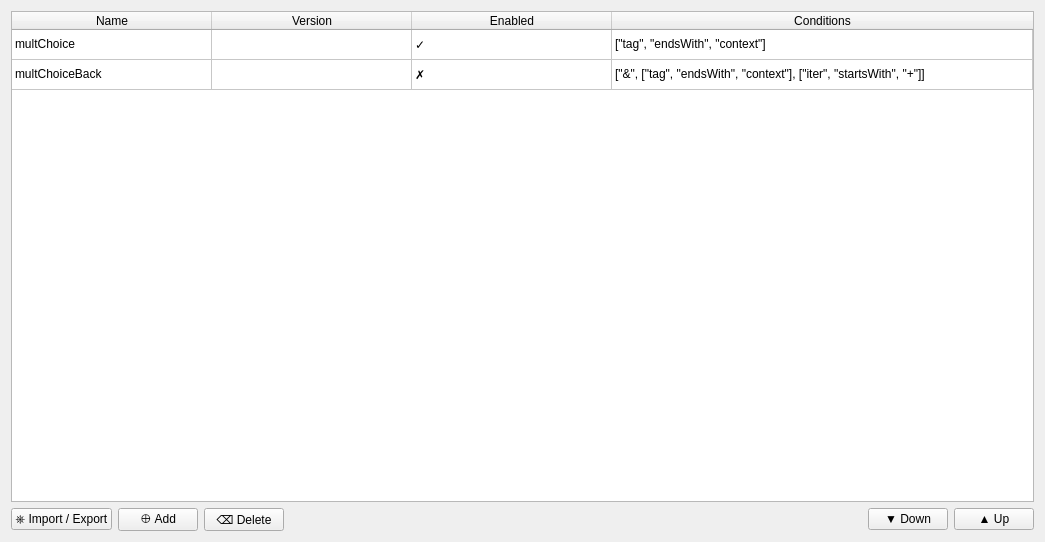
First picture: the form in src/gui_config/sm_script_tab.ui, repository hgiesel/anki_asset_manager, before the edit.
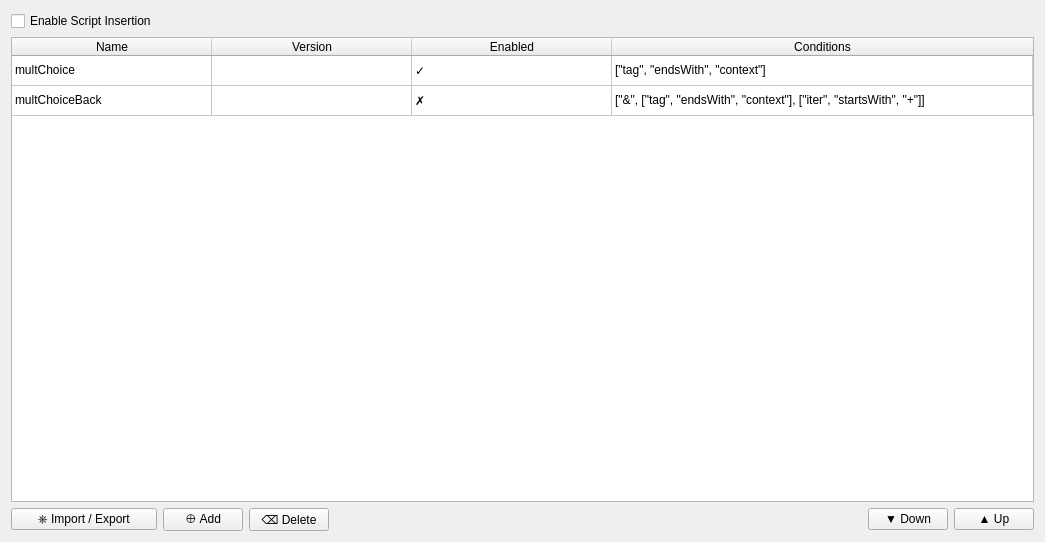
Second picture: the form after the edit.

What changed in the file:
```diff
--- a/src/gui_config/sm_script_tab.ui
+++ b/src/gui_config/sm_script_tab.ui
@@ -14,7 +14,14 @@
    <string>Form</string>
   </property>
   <layout class="QGridLayout" name="gridLayout">
-   <item row="2" column="3">
+   <item row="4" column="4">
+    <widget class="QPushButton" name="downPushButton">
+     <property name="text">
+      <string>▼ Down</string>
+     </property>
+    </widget>
+   </item>
+   <item row="4" column="3">
     <spacer name="horizontalSpacer">
      <property name="orientation">
       <enum>Qt::Horizontal</enum>
@@ -27,28 +34,28 @@
      </property>
     </spacer>
    </item>
-   <item row="2" column="4">
-    <widget class="QPushButton" name="downPushButton">
-     <property name="text">
-      <string>▼ Down</string>
-     </property>
-    </widget>
-   </item>
-   <item row="2" column="1">
+   <item row="4" column="1">
     <widget class="QPushButton" name="addPushButton">
      <property name="text">
       <string>⊕ Add</string>
      </property>
     </widget>
    </item>
-   <item row="2" column="2">
+   <item row="4" column="2">
     <widget class="QPushButton" name="deletePushButton">
      <property name="text">
       <string>⌫ Delete</string>
      </property>
     </widget>
    </item>
-   <item row="2" column="5">
+   <item row="4" column="0">
+    <widget class="QPushButton" name="importButton">
+     <property name="text">
+      <string>⎈ Import / Export</string>
+     </property>
+    </widget>
+   </item>
+   <item row="4" column="5">
     <widget class="QPushButton" name="upPushButton">
      <property name="text">
       <string>▲ Up</string>
@@ -56,13 +63,13 @@
     </widget>
    </item>
    <item row="2" column="0">
-    <widget class="QPushButton" name="importButton">
+    <widget class="QCheckBox" name="enableCheckBox">
      <property name="text">
-      <string>⎈ Import / Export</string>
+      <string>Enable Script Insertion</string>
      </property>
     </widget>
    </item>
-   <item row="0" column="0" colspan="6">
+   <item row="3" column="0" colspan="6">
     <widget class="QTableWidget" name="scriptsTable">
      <property name="editTriggers">
       <set>QAbstractItemView::NoEditTriggers</set>
```
